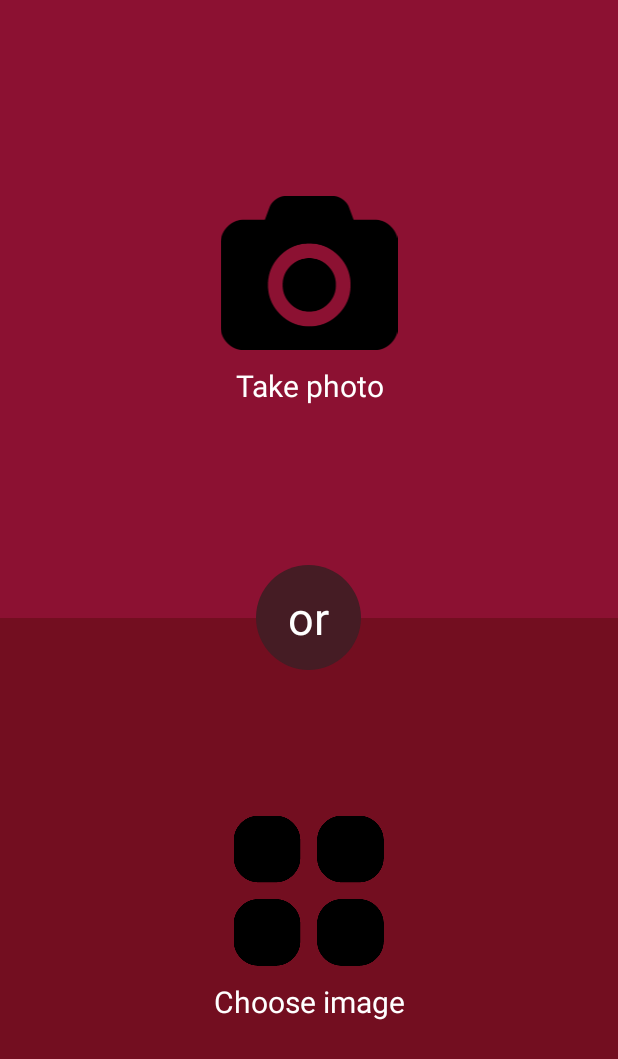
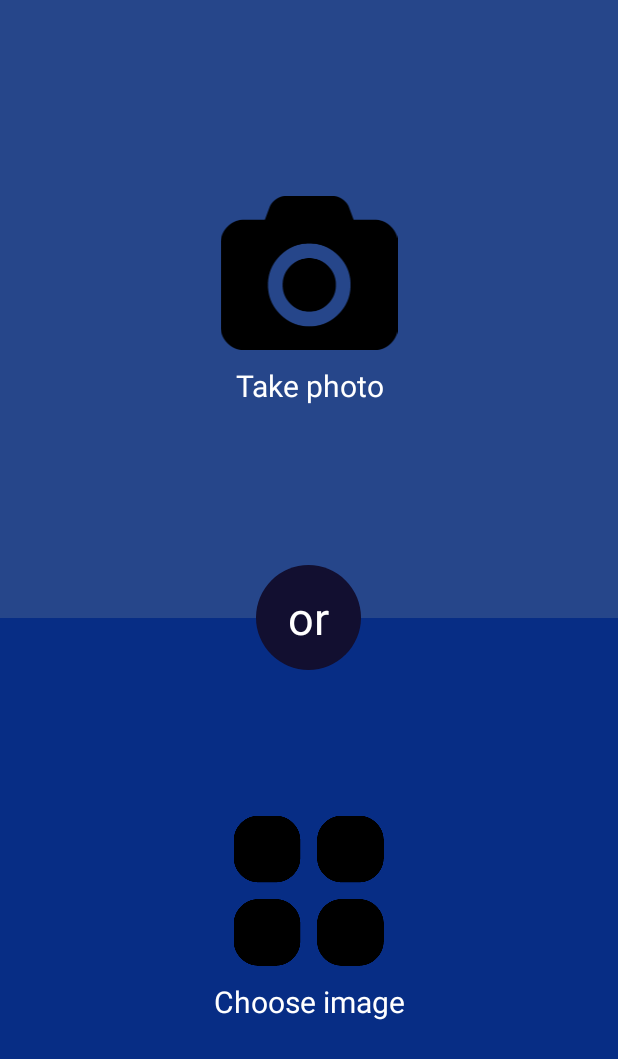
Before and after one commit to OptimusLime/AndroidSocialServer, an Android app: the layout app_fragment_take_picture.xml on its own in the app's theme, with its tools: preview values and no code run, on a phone screen of 412 x 824 dp. Shown: the top 1059 px of the screen. Run offline under Robolectric (Android 15) with nearby library versions, the phone set to English and light mode, and no system bars.

Commit message:
[Coloring changes - dark blue theme.]

```diff
--- a/Android/app/src/main/res/drawable/circle_shape.xml
+++ b/Android/app/src/main/res/drawable/circle_shape.xml
@@ -2,7 +2,7 @@
 <shape xmlns:android="http://schemas.android.com/apk/res/android"
     android:shape="oval" >
 
-    <solid android:color="#451C24" />
+    <solid android:color="@color/primary_app_overlay_blue" />
 
     <size
         android:height="70dp"
--- a/Android/app/src/main/res/layout/app_fragment_take_picture.xml
+++ b/Android/app/src/main/res/layout/app_fragment_take_picture.xml
@@ -16,7 +16,7 @@
             android:layout_width="match_parent"
             android:layout_height="0dp"
             android:layout_weight="1"
-            android:background="#8C1132"
+            android:background="@color/primary_app_light_blue"
             android:gravity="center"
             android:paddingLeft="10dp"
             android:paddingRight="10dp" >
@@ -44,7 +44,7 @@
             android:layout_width="match_parent"
             android:layout_height="0dp"
             android:layout_weight="1"
-            android:background="#730E20"
+            android:background="@color/primary_app_medium_blue"
             android:gravity="center"
              >
 
--- a/Android/app/src/main/res/layout/app_main_layout.xml
+++ b/Android/app/src/main/res/layout/app_main_layout.xml
@@ -23,7 +23,7 @@
             android:layout_width="match_parent"
             android:layout_height="48dp"
             app:iconColor="#FFFFFF"
-            app:materialTabsPrimaryColor="#490490"
+            app:materialTabsPrimaryColor="@color/primary_app_blue"
             app:accentColor="#F3F3F0"
             app:hasIcons="true"
             />
--- a/Android/app/src/main/res/values/colors.xml
+++ b/Android/app/src/main/res/values/colors.xml
@@ -2,6 +2,11 @@
 <resources>
 
     <color name="select_image_button">#DDD</color>
+
+    <color name="primary_app_light_blue">#26468A</color>
+    <color name="primary_app_medium_blue">#072D85</color>
+    <color name="primary_app_overlay_blue">#120F30</color>
+    <color name="primary_app_blue">#03103B</color>
 
     <color name="transparent">#0000</color>
     <color name="indigo_500">#3f51b5</color>
```
